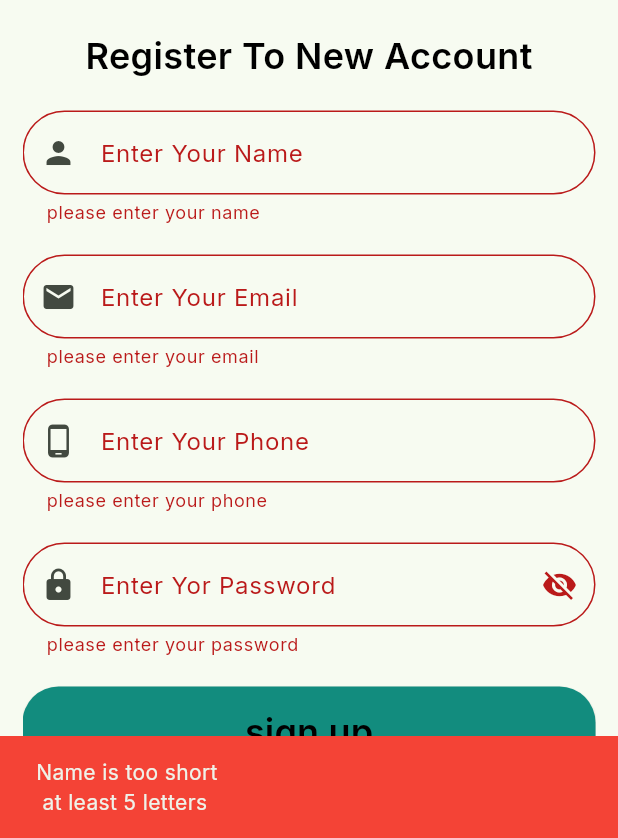
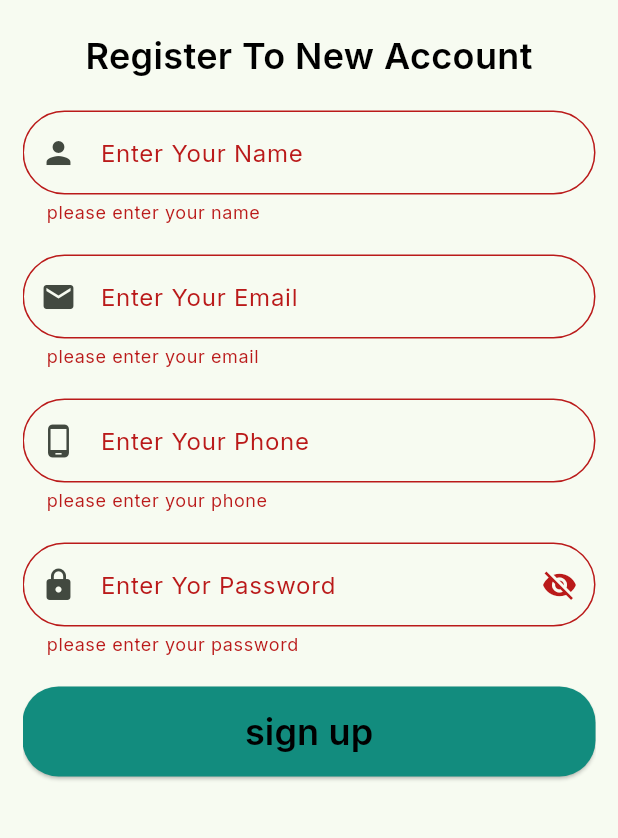
Before and after one commit to MOHAMEDESAMX/chat_app, a Flutter app: the SignupView screen opened directly, after a tap on "sign up", on a phone screen of 412 x 824 dp, the part 398-1236 px from its top. Run offline on Flutter 3.47's test engine with Material 3 defaults, Android fonts, the phone set to English and light mode, and no system bars; our stand-ins replace google_fonts; missing offline and left inert: shrink_sidemenu.

```diff
--- a/lib/features/auth/presentation/views/widgets/name_filed.dart
+++ b/lib/features/auth/presentation/views/widgets/name_filed.dart
@@ -17,9 +17,6 @@ class NameFiled extends StatelessWidget {
         if (value!.isEmpty) {
           return "please enter your name";
         }
-        else if (value.length < 5) {
-          return "name is too short \n at least 5 letters";
-        }
         return null;
       },
     );
--- a/lib/features/auth/presentation/views/widgets/signup_bottom.dart
+++ b/lib/features/auth/presentation/views/widgets/signup_bottom.dart
@@ -8,7 +8,8 @@ class SignupButtom extends StatelessWidget {
       required this.emailController,
       required this.phoneController,
       required this.passwordController,
-      required this.onSuccess, required this.globalKey});
+      required this.onSuccess,
+      required this.globalKey});
 
   final TextEditingController nameController;
   final TextEditingController emailController;
@@ -20,10 +21,8 @@ class SignupButtom extends StatelessWidget {
   Widget build(BuildContext context) {
     return CustomButtom(
         onPressed: () {
-          if(globalKey.currentState!.validate()){
-            onSuccess();
-          }
-          else if (nameController.text.length < 5) {
+          if (globalKey.currentState!.validate()) {
+            if (nameController.text.length < 5) {
               ScaffoldMessenger.of(context).showSnackBar(
                 const SnackBar(
                   content: Text("Name is too short \n at least 5 letters"),
@@ -56,6 +55,9 @@ class SignupButtom extends StatelessWidget {
                   duration: Duration(seconds: 3),
                 ),
               );
+            } else {
+              onSuccess();
+            }
           }
         },
         text: "sign up");
```
Also changed, not shown: lib/features/auth/presentation/views/widgets/login_buttom.dart (+5 -3 lines), lib/features/home/presentation/views/widgets/side_menu__view.dart (+6 -1 lines). Lines whose indentation alone changed are shown as unchanged.
